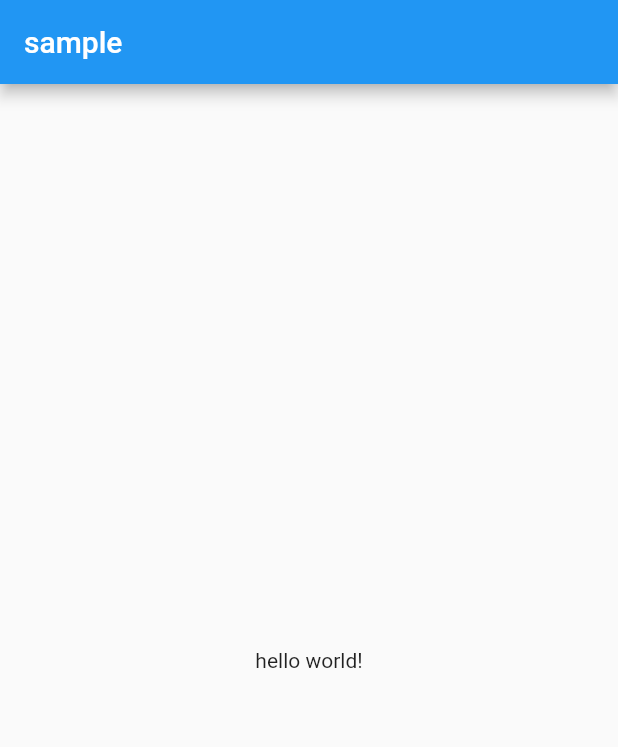
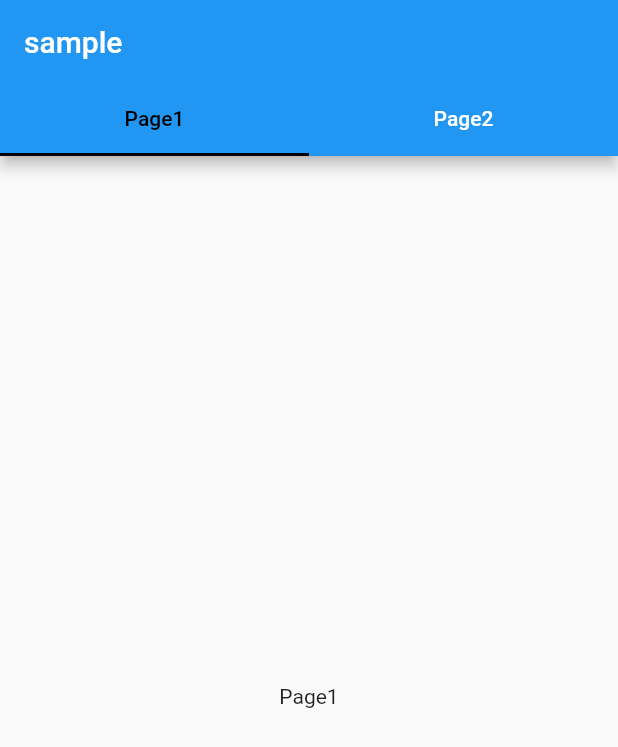
Before and after one commit to shunking-tech/tabbar_sample, a Flutter app: the screen it shows after launch, on a phone screen of 412 x 824 dp. Shown: the top 747 px of the screen. Run offline on Flutter 3.47's test engine with Material 2 defaults, Android fonts, the phone set to English and light mode, and no system bars.

Commit message:
TabBar実装

```diff
--- a/lib/pages/home.dart
+++ b/lib/pages/home.dart
@@ -1,20 +1,57 @@
 import 'package:flutter/material.dart';
+import 'package:sample_app/pages/page1.dart';
+import 'package:sample_app/pages/page2.dart';
 
 class MyHomePage extends StatefulWidget {
   @override
   _MyHomePageState createState() => _MyHomePageState();
 }
 
-class _MyHomePageState extends State<MyHomePage> {
+// "with SingleTickerProviderStateMixin"を追記
+class _MyHomePageState extends State<MyHomePage> with SingleTickerProviderStateMixin {
+  // Tabの配列を作成
+  List<Widget> _tab = [
+    Tab(child: Text("Page1"),),
+    Tab(child: Text("Page2"),),
+  ];
+
+  // タブの中身として表示するPageの配列を作成
+  List<Widget> _buildTabPages() {
+    return [
+      Page1(),  // page1.dart
+      Page2(),  // page2.dart
+    ];
+  }
+
+  // コントローラーの作成
+  TabController _controller;
 
   @override
+
+  // コントローラーの設定
+  void initState() {
+    super.initState();
+    _controller = TabController(length: _tab.length, vsync: this);
+  }
+
   Widget build(BuildContext context) {
-    return Scaffold(
-      appBar: AppBar(
-        title: Text("sample"),
-      ),
-      body: Center(
-          child: Text("hello world!")
+    return DefaultTabController(
+      length: _tab.length,
+      child: Scaffold(
+        appBar: AppBar(
+          title: Text("sample"),
+          bottom: TabBar(
+            controller: _controller,  // コントローラーをセット
+            tabs: _tab,   // タブ部分の中身
+            labelColor: Colors.black,   // 選択されているタブの文字色
+            indicatorColor: Colors.black,
+            unselectedLabelColor: Colors.white,   // 選択されていないタブの文字色
+          ),
+        ),
+        body: TabBarView(
+          controller: _controller,  // コントローラーをセット
+          children: _buildTabPages(),   // タブの中身として表示するPageの配列をセット
+        ),
       ),
     );
   }
--- /dev/null
+++ b/lib/pages/page1.dart
@@ -0,0 +1,19 @@
+import 'package:flutter/material.dart';
+
+// タブで移動するページの作成
+class Page1 extends StatefulWidget {
+  @override
+  _Page1State createState() => _Page1State();
+}
+
+class _Page1State extends State<Page1> {
+
+  @override
+  Widget build(BuildContext context) {
+    return Scaffold(
+      body: Center(
+          child: Text("Page1")
+      ),
+    );
+  }
+}
--- /dev/null
+++ b/lib/pages/page2.dart
@@ -0,0 +1,19 @@
+import 'package:flutter/material.dart';
+
+// タブで移動するページの作成
+class Page2 extends StatefulWidget {
+  @override
+  _Page2State createState() => _Page2State();
+}
+
+class _Page2State extends State<Page2> {
+
+  @override
+  Widget build(BuildContext context) {
+    return Scaffold(
+      body: Center(
+          child: Text("Page2")
+      ),
+    );
+  }
+}
```
